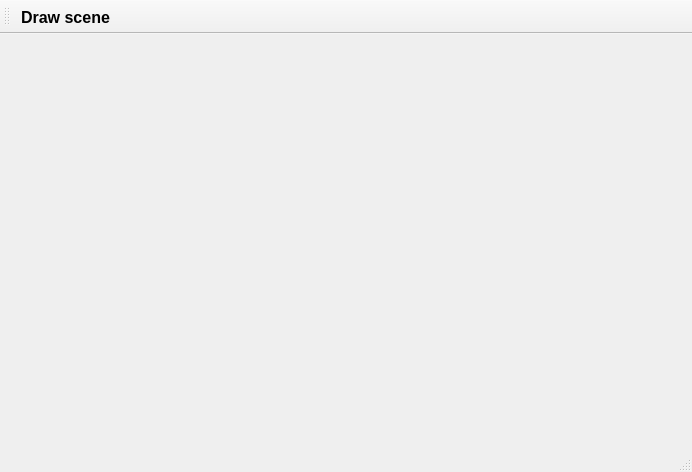
Old version of the form Example/Example.ui in the repository maxchistt/QtVision-Static-Class-Library.
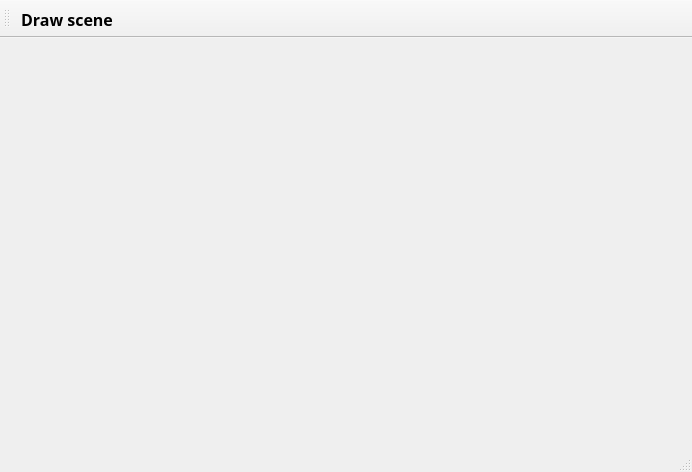
New version of the form.

Diff of the .ui file:
```diff
--- a/Example/Example.ui
+++ b/Example/Example.ui
@@ -48,6 +48,11 @@
    <property name="toolTip">
     <string>Make test C3D scene</string>
    </property>
+   <property name="font">
+    <font>
+     <family>Segoe UI Black</family>
+    </font>
+   </property>
   </action>
  </widget>
  <layoutdefault spacing="6" margin="11"/>
```
